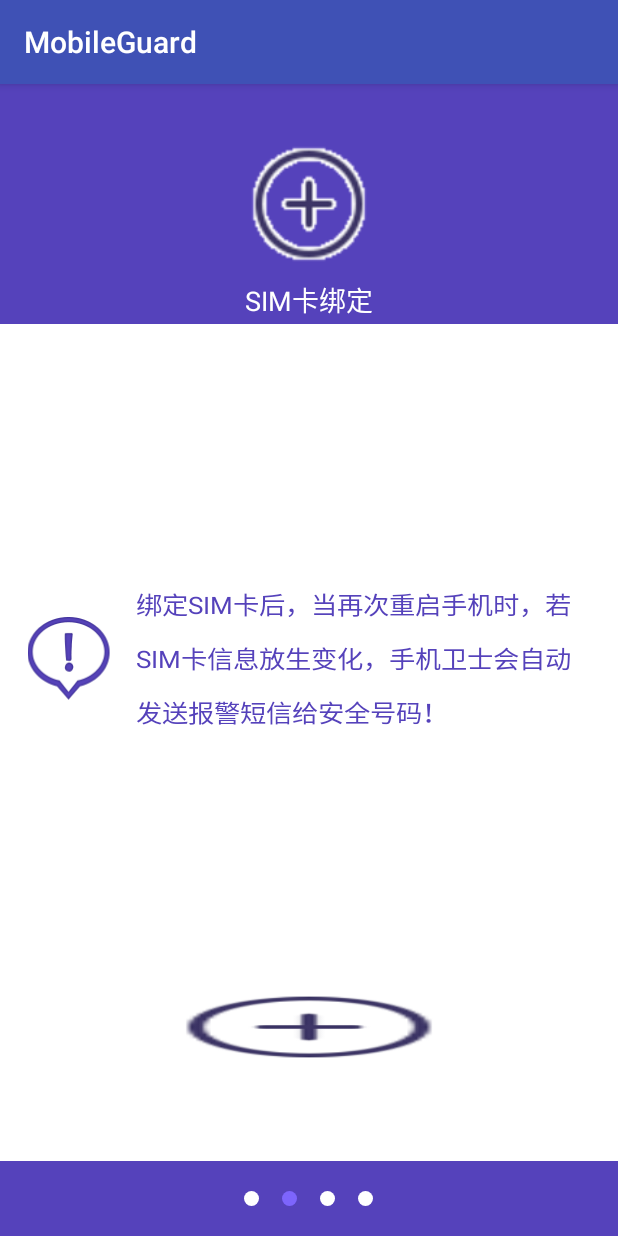
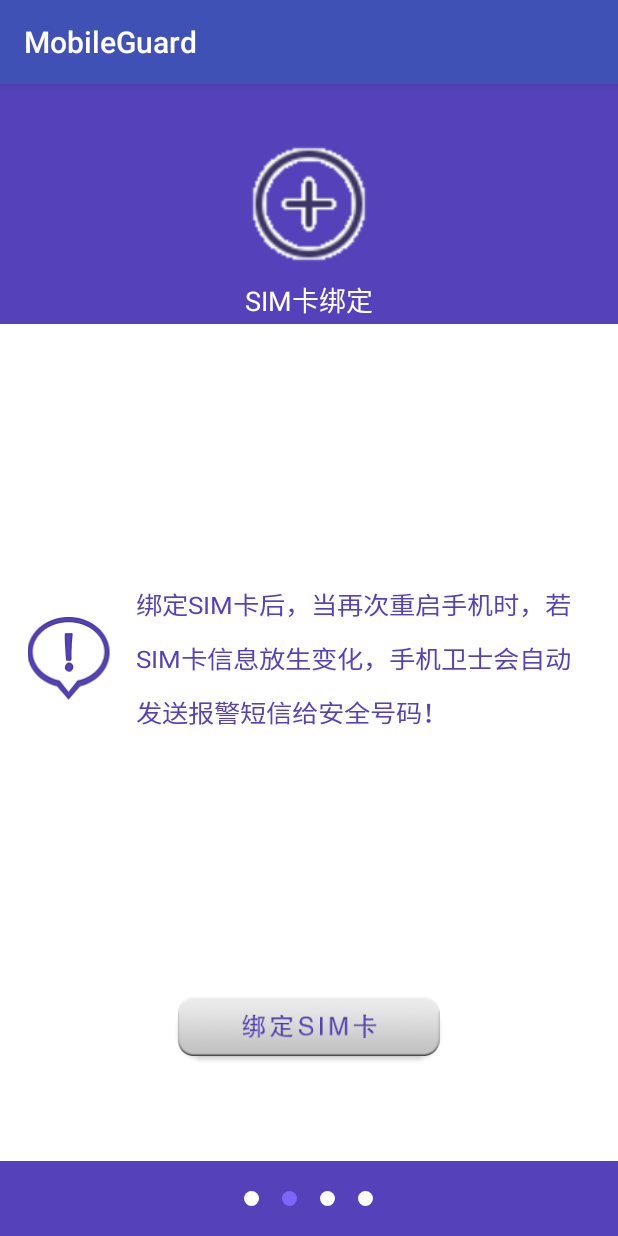
Before and after one commit to caijunyu1997/MobileGuard, an Android app: the Setup2Activty screen opened directly, with no data from a screen before it, on a phone screen of 412 x 824 dp. Run offline under Robolectric (Android 15) with nearby library versions, the phone set to English and light mode, and no system bars.

Commit message:
手机防盗密码界面修改

```diff
--- a/app/src/main/res/layout/activity_setup2_activty.xml
+++ b/app/src/main/res/layout/activity_setup2_activty.xml
@@ -71,7 +71,7 @@
                 android:layout_height="45dp"
                 android:layout_gravity="center_horizontal"
                 android:layout_marginBottom="20dp"
-                android:background="@drawable/sim_bind_selector"
+                android:background="@drawable/sim_bind_n"
                 android:gravity="center" />
 
         </LinearLayout>
```
Also changed, not shown: app/src/main/res/drawable/sim_bind_e.9.png (added), app/src/main/res/drawable/sim_bind_n.9.png (added), app/src/main/res/drawable/sim_bind_p.9.png (added).
